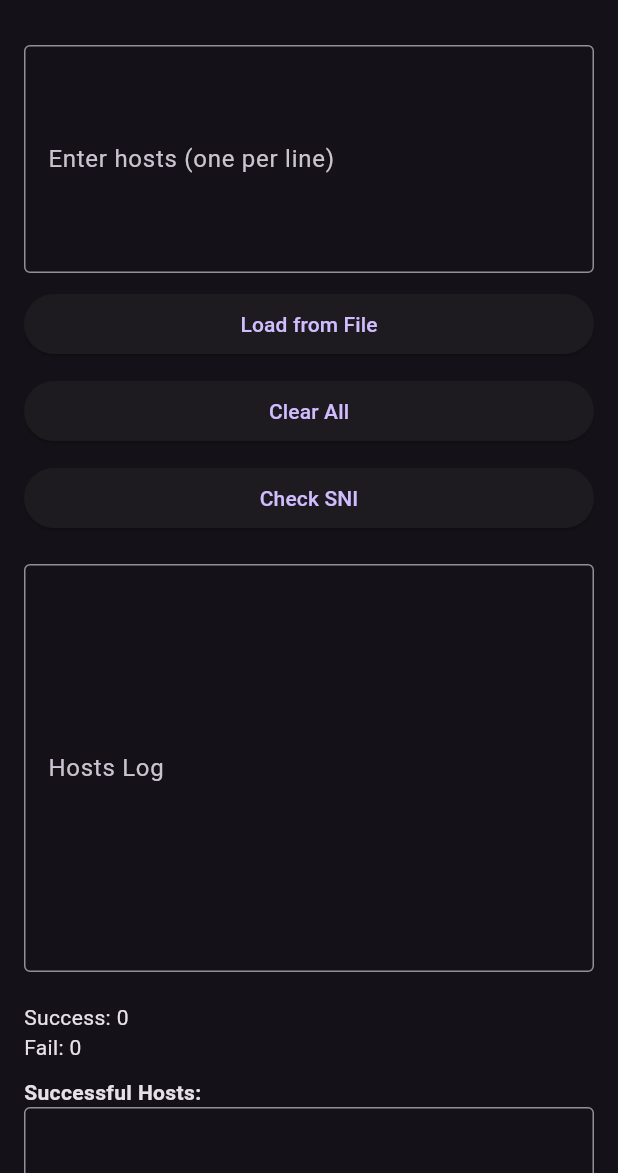
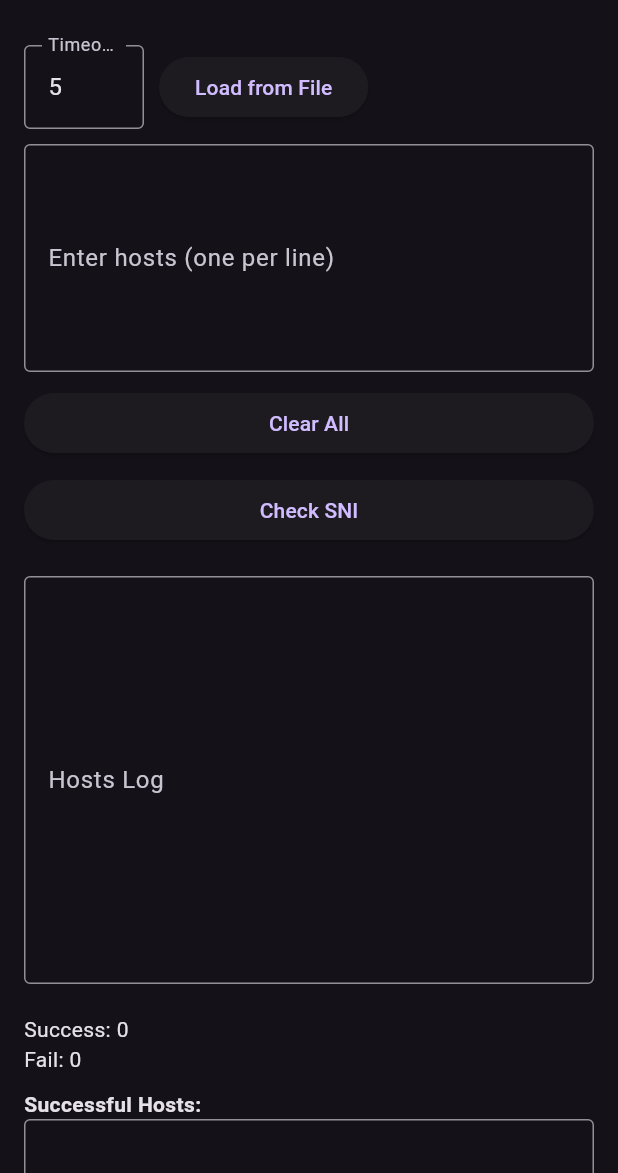
Before and after one commit to esmerboss/flutter-sni-bughost-checker, a Flutter app: the screen it shows after launch, after a tap on "Check SNI", on a phone screen of 412 x 824 dp, the part 63-1236 px from its top. Run offline on Flutter 3.47's test engine with Material 3 defaults, Android fonts, the phone set to English and light mode, and no system bars; our stand-ins replace file_picker, sqflite; accounts and stored records are empty.

Commit message:
timeout feature added

```diff
--- a/lib/main.dart
+++ b/lib/main.dart
@@ -63,11 +63,13 @@ class SniCheckerHomePage extends StatefulWidget {
 
 class _SniCheckerHomePageState extends State<SniCheckerHomePage> {
   final TextEditingController _controller = TextEditingController();
+  final TextEditingController _timeoutController = TextEditingController(text: '5');
   List<String> _hosts = [];
   List<String> _successHosts = [];
   int _successCount = 0;
   int _failCount = 0;
   bool _isLoading = false;
+  bool _isChecking = false;
 
   @override
   void initState() {
@@ -85,9 +87,19 @@ class _SniCheckerHomePageState extends State<SniCheckerHomePage> {
   }
 
   void _checkSniForHosts() async {
+    if (_isChecking) {
+      // Interrupt the current checking process
+      setState(() {
+        _isChecking = false;
+        _isLoading = false;
+      });
+      return;
+    }
+
     await DatabaseHelper.instance.insertHosts(_controller.text);
     setState(() {
       _isLoading = true;
+      _isChecking = true;
       _successHosts.clear();
       _successCount = 0;
       _failCount = 0;
@@ -95,10 +107,16 @@ class _SniCheckerHomePageState extends State<SniCheckerHomePage> {
     });
 
     List<String> hosts = _controller.text.split('\n');
+    int timeout = int.tryParse(_timeoutController.text) ?? 5;
+
     for (String host in hosts) {
+      if (!_isChecking) {
+        break;
+      }
+
       host = host.trim();
       if (host.isNotEmpty) {
-        bool result = await _checkSni(host);
+        bool result = await _checkSni(host, timeout);
         setState(() {
           if (result) {
             _successHosts.add(host);
@@ -106,20 +124,21 @@ class _SniCheckerHomePageState extends State<SniCheckerHomePage> {
           } else {
             _failCount++;
           }
-          _hosts.add('${host} - ${result ? "Success" : "Fail"}');
+          _hosts.add('$host - ${result ? "Success" : "Fail"}');
         });
       }
     }
 
     setState(() {
       _isLoading = false;
+      _isChecking = false;
     });
   }
 
-  Future<bool> _checkSni(String hostname) async {
+  Future<bool> _checkSni(String hostname, int timeout) async {
     try {
       final url = Uri.https(hostname, '');
-      final response = await http.get(url);
+      final response = await http.get(url).timeout(Duration(seconds: timeout));
       return response.statusCode == 200;
     } catch (e) {
       return false;
@@ -182,6 +201,27 @@ class _SniCheckerHomePageState extends State<SniCheckerHomePage> {
             child: Column(
               crossAxisAlignment: CrossAxisAlignment.stretch,
               children: [
+                Row(
+                  children: [
+                    Container(
+                      width: 80,
+                      child: TextField(
+                        controller: _timeoutController,
+                        keyboardType: TextInputType.number,
+                        decoration: InputDecoration(
+                          border: OutlineInputBorder(),
+                          labelText: 'Timeout (s)',
+                        ),
+                      ),
+                    ),
+                    SizedBox(width: 10),
+                    ElevatedButton(
+                      onPressed: _pickFile,
+                      child: Text('Load from File'),
+                    ),
+                  ],
+                ),
+                SizedBox(height: 10),
                 TextField(
                   keyboardType: TextInputType.multiline,
                   textInputAction: TextInputAction.newline,
@@ -194,18 +234,13 @@ class _SniCheckerHomePageState extends State<SniCheckerHomePage> {
                 ),
                 SizedBox(height: 10),
                 ElevatedButton(
-                  onPressed: _pickFile,
-                  child: Text('Load from File'),
-                ),
-                SizedBox(height: 10),
-                ElevatedButton(
                   onPressed: _clearAll,
                   child: Text('Clear All'),
                 ),
                 SizedBox(height: 10),
                 ElevatedButton(
-                  onPressed: _isLoading ? null : _checkSniForHosts,
-                  child: Text('Check SNI'),
+                  onPressed: _checkSniForHosts,
+                  child: Text(_isLoading ? 'Stop Checking' : 'Check SNI'),
                 ),
                 SizedBox(height: 20),
                 TextField(
```
